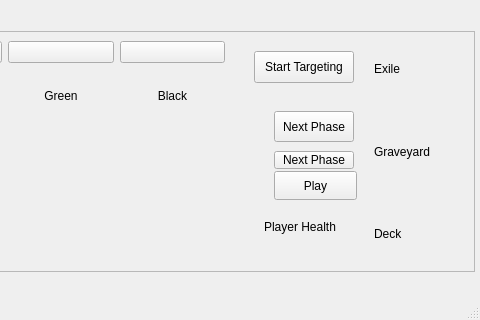
Qt form mainwindow.ui (chammond123/Magic-Tutorial) before a commit; both pictures show x 746 to 1226 and y 389 to 709 of the 1226 by 709 pixel window.
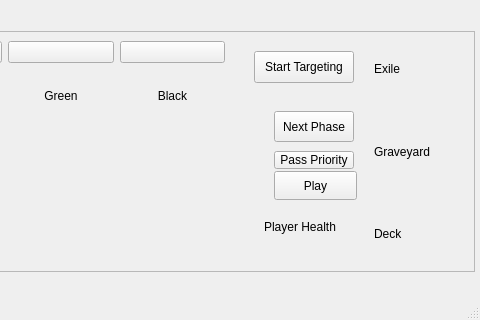
The same form after that commit.

Diff of the .ui file:
```diff
--- a/mainwindow.ui
+++ b/mainwindow.ui
@@ -99,7 +99,7 @@
       <string>Play</string>
      </property>
     </widget>
-    <widget class="QPushButton" name="phaseButton">
+    <widget class="QPushButton" name="priorityButton">
      <property name="geometry">
       <rect>
        <x>650</x>
@@ -109,7 +109,7 @@
       </rect>
      </property>
      <property name="text">
-      <string>Next Phase</string>
+      <string>Pass Priority</string>
      </property>
     </widget>
     <widget class="QWidget" name="verticalLayoutWidget_3">
```
Left out of the diff: 2 changed lines with no effect on the pictures.
